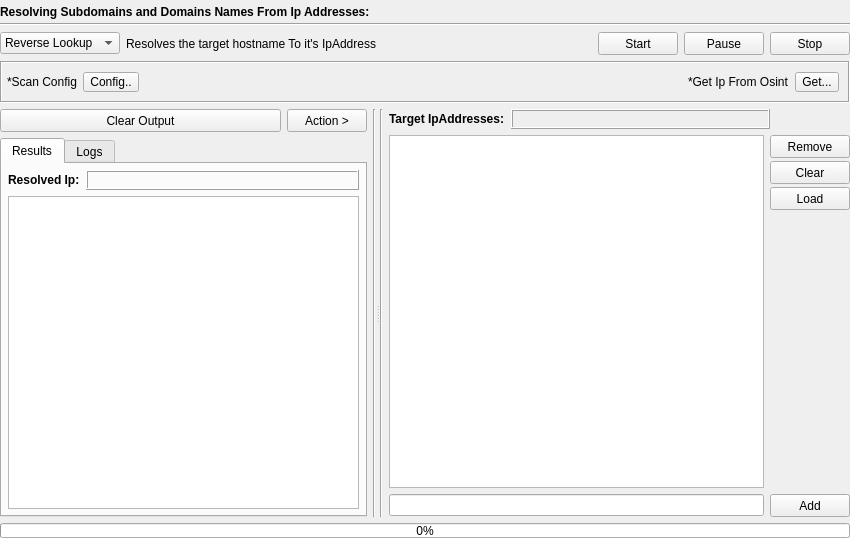
3nock/OTE, file gui/src/engines/ip/Ip.ui: the form before one commit.
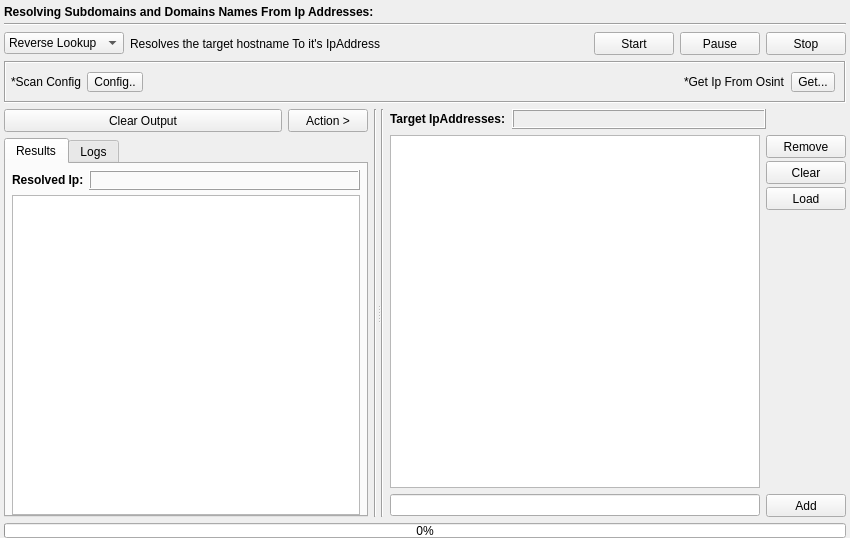
The form after the commit.

The edit to the form file:
```diff
--- a/gui/src/engines/ip/Ip.ui
+++ b/gui/src/engines/ip/Ip.ui
@@ -18,13 +18,13 @@
     <number>6</number>
    </property>
    <property name="leftMargin">
-    <number>0</number>
+    <number>4</number>
    </property>
    <property name="topMargin">
     <number>5</number>
    </property>
    <property name="rightMargin">
-    <number>0</number>
+    <number>4</number>
    </property>
    <property name="bottomMargin">
     <number>0</number>
@@ -389,6 +389,9 @@
              <string>Results</string>
             </attribute>
             <layout class="QVBoxLayout" name="verticalLayout_23">
+             <property name="spacing">
+              <number>5</number>
+             </property>
              <property name="leftMargin">
               <number>6</number>
              </property>
@@ -399,7 +402,7 @@
               <number>6</number>
              </property>
              <property name="bottomMargin">
-              <number>6</number>
+              <number>0</number>
              </property>
              <item>
               <layout class="QHBoxLayout" name="horizontalLayout_18">
```
